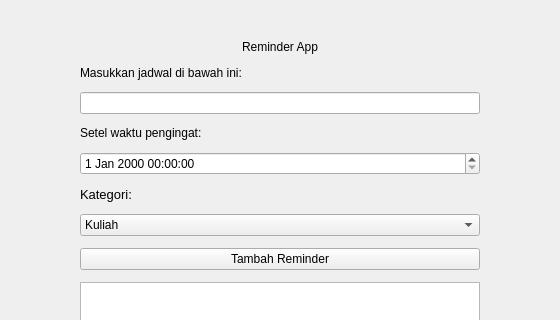
JhonPiterSitumorang-251401052/DeadlineSaver, file mainwindow.ui: the form before one commit; both pictures show x 120 to 680 and y 0 to 320 of the 800 by 600 pixel window.
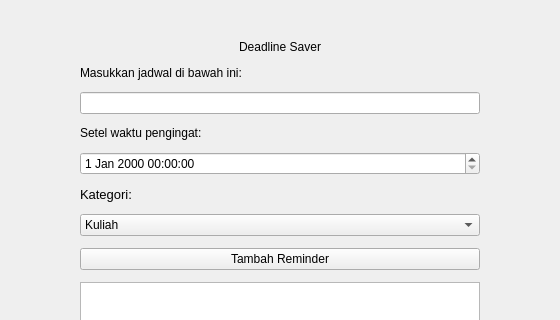
The form after the commit.

Commit message: Ganti Label

Patch:
```diff
--- a/mainwindow.ui
+++ b/mainwindow.ui
@@ -23,7 +23,7 @@
     <item>
      <widget class="QLabel" name="label">
       <property name="text">
-       <string>Reminder App</string>
+       <string>Deadline Saver</string>
       </property>
       <property name="alignment">
        <set>Qt::AlignmentFlag::AlignHCenter</set>
```
Left out of the diff: 80 changed lines with no effect on the pictures. The commit also changes 1 other file.
